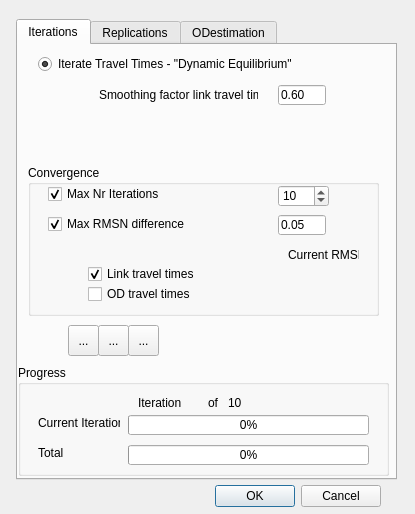
This is trunk/gui/ui/batchrundlg.ui in OdedCats/mezzo as Qt 5 draws it before an edit. The edited form follows.
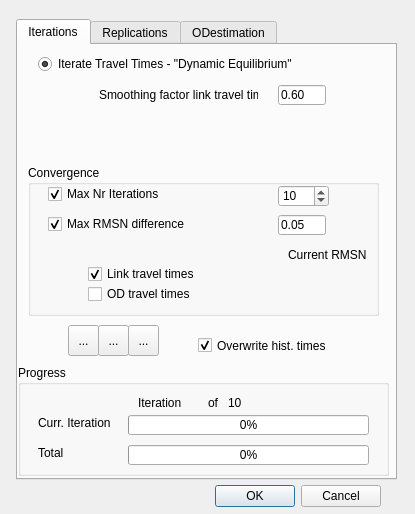
This is the edited form. Icons and pictures are not drawn.

Commit message: overwrite histtimes option in batchrun dialog, count total vehicles in network, etc.

The edit to the form file:
```diff
--- a/trunk/gui/ui/batchrundlg.ui
+++ b/trunk/gui/ui/batchrundlg.ui
@@ -198,7 +198,7 @@
        <rect>
         <x>260</x>
         <y>80</y>
-        <width>71</width>
+        <width>86</width>
         <height>20</height>
        </rect>
       </property>
@@ -211,7 +211,7 @@
        <rect>
         <x>280</x>
         <y>100</y>
-        <width>41</width>
+        <width>56</width>
         <height>16</height>
        </rect>
       </property>
@@ -227,7 +227,7 @@
        <rect>
         <x>280</x>
         <y>120</y>
-        <width>41</width>
+        <width>56</width>
         <height>16</height>
        </rect>
       </property>
@@ -361,7 +361,7 @@
        </rect>
       </property>
       <property name="text" >
-       <string>Current Iteration</string>
+       <string>Curr. Iteration</string>
       </property>
      </widget>
      <widget class="QLabel" name="label_4" >
@@ -470,6 +470,22 @@
        <normaloff>:/images/filesave.png</normaloff>:/images/filesave.png</iconset>
      </property>
     </widget>
+    <widget class="QCheckBox" name="overwriteHisttimes" >
+     <property name="geometry" >
+      <rect>
+       <x>180</x>
+       <y>290</y>
+       <width>161</width>
+       <height>21</height>
+      </rect>
+     </property>
+     <property name="text" >
+      <string>Overwrite hist. times</string>
+     </property>
+     <property name="checked" >
+      <bool>true</bool>
+     </property>
+    </widget>
    </widget>
    <widget class="QWidget" name="ReplicationsTab" >
     <attribute name="title" >
```
The commit also changes 11 other files.
